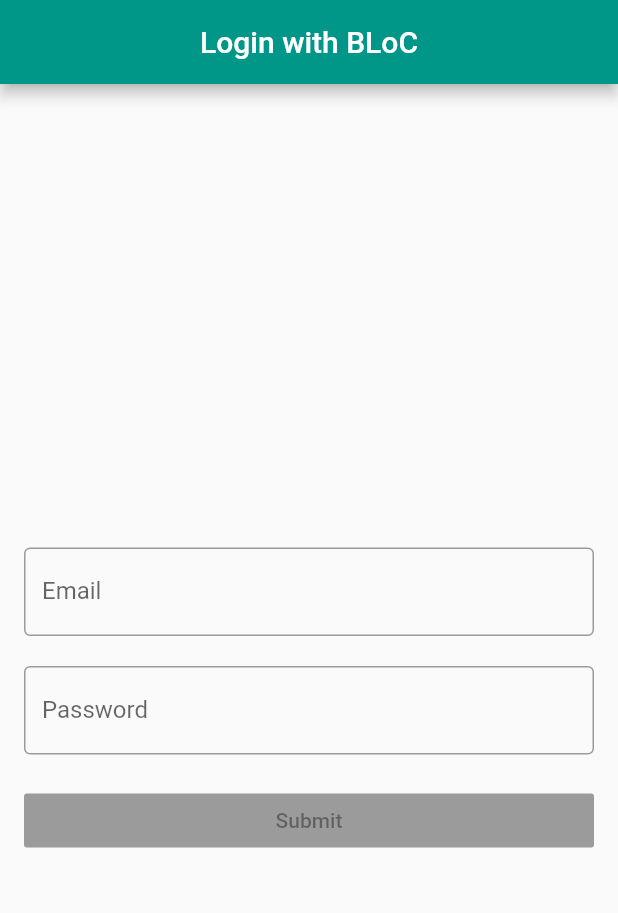
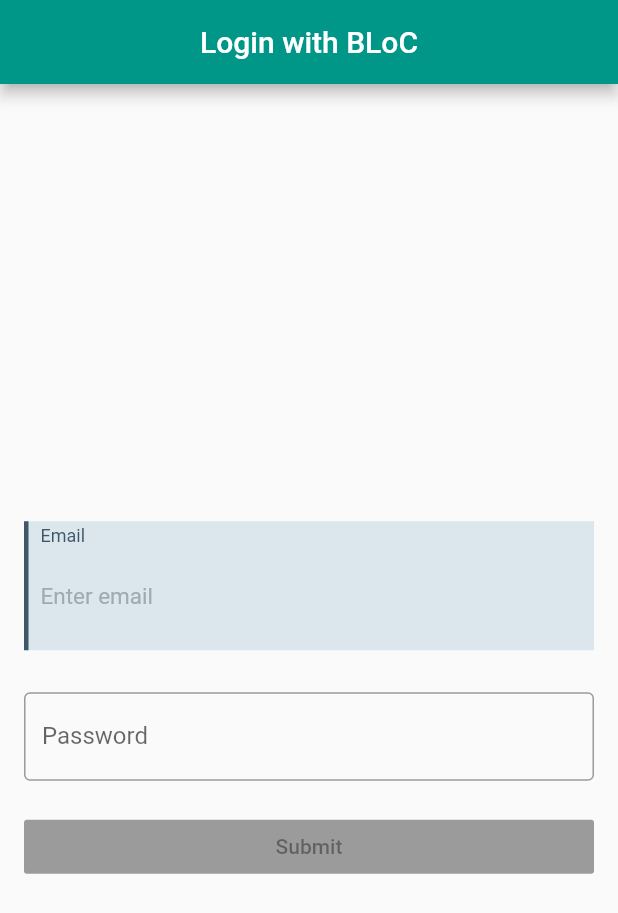
Before and after one commit to FabianVarela/flutter_login_types, a Flutter app: the screen it shows after launch, on a phone screen of 412 x 824 dp. Shown: the top 913 px of the screen. Run offline on Flutter 3.47's test engine with Material 2 defaults, Android fonts, the light colour scheme and no system bars; our stand-ins replace rxdart.

Commit message:
Create the custom text - Pending validation submit and error BLoC

```diff
--- /dev/null
+++ b/lib/ui/custom_textfield.dart
@@ -0,0 +1,149 @@
+import 'package:flutter/material.dart';
+
+class CustomTextField extends StatefulWidget {
+  final String label;
+  final String hint;
+  final String errorMessage;
+  final String requiredMessage;
+  final bool isRequired;
+  final bool hasPassword;
+  final ValueChanged<String> onChange;
+  final TextInputType inputType;
+
+  CustomTextField({
+    @required this.label,
+    this.hint,
+    this.errorMessage,
+    this.requiredMessage,
+    this.isRequired,
+    this.hasPassword,
+    this.onChange,
+    this.inputType,
+  });
+
+  @override
+  _CustomTextFieldState createState() => _CustomTextFieldState();
+}
+
+class _CustomTextFieldState extends State<CustomTextField> {
+  final _borderTextFieldNormal = Color(0xFF3F5769);
+  final _backgroundTextFieldNormal = Color(0xFFBDD4DF).withOpacity(.5);
+
+  final _borderTextFieldRequired = Color(0xFFFF7171);
+  final _backgroundTextFieldRequired = Color(0xFFFFEAEA);
+
+  final _borderTextFieldFocus = Color(0xFF5AC7D8);
+
+  final _foregroundText = Color(0xFF3F5769);
+  final _hintTextField = Color(0xFF9fabb4);
+
+  final _requiredColor = Color(0xFFFF7171);
+
+  bool _hasFocus = false;
+  bool _hasRequired = false;
+  FocusNode _customFocusNode = FocusNode();
+  TextEditingController _customTextController = TextEditingController();
+
+  @override
+  void initState() {
+    super.initState();
+
+    _customFocusNode.addListener(() {
+      if (_customFocusNode.hasFocus) {
+        setState(() {
+          _hasFocus = true;
+          _hasRequired = false;
+        });
+      } else {
+        setState(() {
+          _hasFocus = false;
+          _hasRequired = ((widget.isRequired != null && widget.isRequired) &&
+              _customTextController.value.text == "");
+        });
+      }
+    });
+  }
+
+  @override
+  Widget build(BuildContext context) {
+    return Column(
+      children: <Widget>[
+        Container(
+          decoration: BoxDecoration(
+            border: Border(
+              left: BorderSide(
+                  width: 3,
+                  color: _hasFocus
+                      ? _borderTextFieldFocus
+                      : _hasRequired
+                          ? _borderTextFieldRequired
+                          : _borderTextFieldNormal),
+            ),
+            color: _hasRequired
+                ? _backgroundTextFieldRequired
+                : _backgroundTextFieldNormal,
+          ),
+          child: Column(
+            children: <Widget>[
+              Padding(
+                padding: EdgeInsets.only(top: 3, left: 8, right: 8, bottom: 6),
+                child: Align(
+                  alignment: Alignment.topLeft,
+                  child: Text(
+                    widget.label,
+                    style: TextStyle(color: _foregroundText, fontSize: 12),
+                  ),
+                ),
+              ),
+              Padding(
+                padding: EdgeInsets.only(top: 3, left: 8, right: 8, bottom: 12),
+                child: TextField(
+                  controller: _customTextController,
+                  cursorColor: _borderTextFieldFocus,
+                  keyboardType: (widget.inputType != null)
+                      ? widget.inputType
+                      : TextInputType.text,
+                  onChanged: widget.onChange,
+                  obscureText: widget.hasPassword != null && widget.hasPassword,
+                  style: TextStyle(color: _foregroundText, fontSize: 15),
+                  focusNode: _customFocusNode,
+                  onSubmitted: (value) => print("Value: $value"),
+                  decoration: InputDecoration(
+                    contentPadding: EdgeInsets.all(0),
+                    border: InputBorder.none,
+                    hintStyle: TextStyle(color: _hintTextField),
+                    hintText: (widget.hint != null && widget.hint.length > 0)
+                        ? widget.hint
+                        : "",
+                  ),
+                ),
+              ),
+            ],
+          ),
+        ),
+        Padding(
+          padding: EdgeInsets.only(top: 1, bottom: 7, left: 6),
+          child: _setRequired(),
+        ),
+      ],
+    );
+  }
+
+  Widget _setRequired() {
+    return (_hasRequired)
+        ? Align(
+            alignment: Alignment.topLeft,
+            child: Text(
+              widget.requiredMessage,
+              style: TextStyle(color: _requiredColor),
+            ),
+          )
+        : Container();
+  }
+
+  @override
+  void dispose() {
+    _customFocusNode.dispose();
+    super.dispose();
+  }
+}
--- a/lib/ui/login_ui.dart
+++ b/lib/ui/login_ui.dart
@@ -1,5 +1,6 @@
 import 'package:flutter/material.dart';
 import 'package:login_bloc/bloc/login_bloc.dart';
+import 'package:login_bloc/ui/custom_textfield.dart';
 import 'package:login_bloc/ui/home_page_ui.dart';
 
 class LoginUI extends StatefulWidget {
@@ -20,8 +21,8 @@ class _LoginUIState extends State<LoginUI> {
   Widget build(BuildContext context) {
     return StreamBuilder<bool>(
       stream: bloc.isAuthenticated,
-      builder: (context, snapshot) {
-        if (snapshot.hasData && snapshot.data) {
+      builder: (context, authSnapshot) {
+        if (authSnapshot.hasData && authSnapshot.data) {
           return HomePageUI();
         } else {
           return Scaffold(
@@ -41,21 +42,24 @@ class _LoginUIState extends State<LoginUI> {
                       children: <Widget>[
                         StreamBuilder<String>(
                           stream: bloc.email,
-                          builder: (context, snapshot) => TextField(
-                                onChanged: bloc.changeEmail,
-                                keyboardType: TextInputType.emailAddress,
-                                decoration: InputDecoration(
-                                  border: OutlineInputBorder(),
-                                  hintText: "Enter email",
-                                  labelText: "Email",
-                                  errorText: snapshot.error,
-                                ),
-                              ),
+                          builder: (context, emailSnapshot) {
+                            print("Error: ${emailSnapshot.error}");
+
+                            return CustomTextField(
+                              onChange: bloc.changeEmail,
+                              inputType: TextInputType.emailAddress,
+                              label: "Email",
+                              hint: "Enter email",
+                              isRequired: true,
+                              requiredMessage: "The field is required",
+                              errorMessage: emailSnapshot.error,
+                            );
+                          },
                         ),
                         SizedBox(height: 20),
                         StreamBuilder<String>(
                           stream: bloc.password,
-                          builder: (context, snapshot) => TextField(
+                          builder: (context, passwordSnapshot) => TextField(
                                 onChanged: bloc.changePassword,
                                 keyboardType: TextInputType.text,
                                 obscureText: true,
@@ -63,7 +67,7 @@ class _LoginUIState extends State<LoginUI> {
                                   border: OutlineInputBorder(),
                                   hintText: "Enter password",
                                   labelText: "Password",
-                                  errorText: snapshot.error,
+                                  errorText: passwordSnapshot.error,
                                 ),
                               ),
                         ),
```
